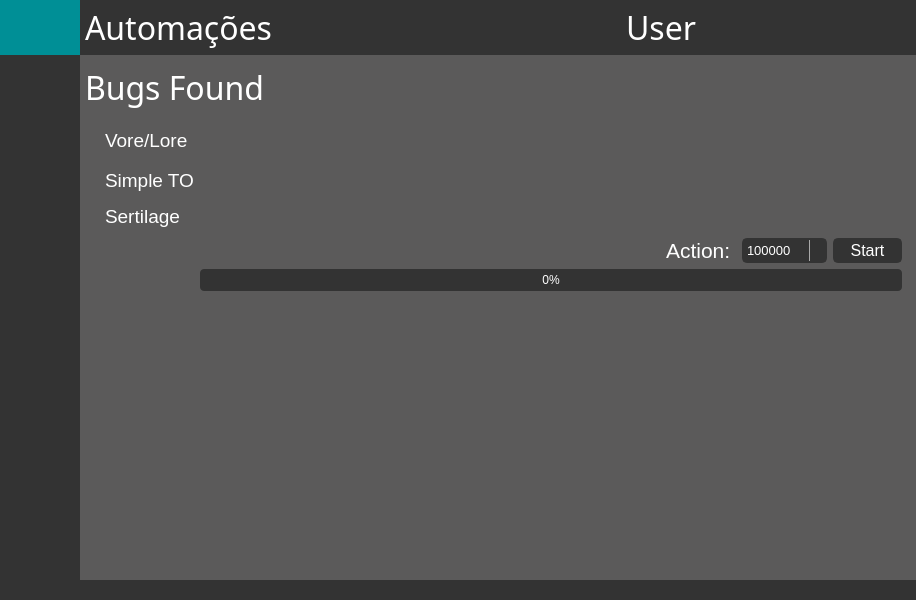
The window that ui_main.ui (lucasspeixoto/dentalar_bots) describes before a commit, drawn with Qt 5.
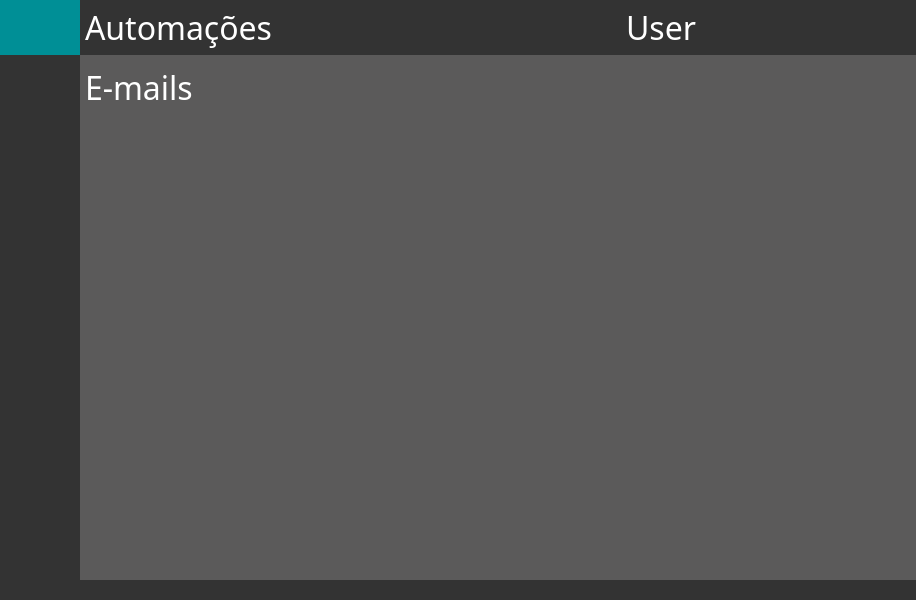
The same window after the commit. The open tabs and pages were chosen to show the change. Icons and pictures are not drawn.

The edit to the form file:
```diff
--- a/ui_main.ui
+++ b/ui_main.ui
@@ -2114,382 +2114,10 @@
                     <string notr="true">color:rgb(255,255,255);</string>
                    </property>
                    <property name="text">
-                    <string>&lt;html&gt;&lt;head/&gt;&lt;body&gt;&lt;p&gt;&lt;span style=&quot; color:#ffffff;&quot;&gt;Bugs Found&lt;/span&gt;&lt;/p&gt;&lt;/body&gt;&lt;/html&gt;</string>
+                    <string>&lt;html&gt;&lt;head/&gt;&lt;body&gt;&lt;p&gt;&lt;span style=&quot; color:#ffffff;&quot;&gt;E-mails&lt;/span&gt;&lt;/p&gt;&lt;/body&gt;&lt;/html&gt;</string>
                    </property>
                   </widget>
                  </item>
-                 <item>
-                  <widget class="QFrame" name="frame_bug_main">
-                   <property name="minimumSize">
-                    <size>
-                     <width>0</width>
-                     <height>200</height>
-                    </size>
-                   </property>
-                   <property name="maximumSize">
-                    <size>
-                     <width>16777215</width>
-                     <height>200</height>
-                    </size>
-                   </property>
-                   <property name="frameShape">
-                    <enum>QFrame::NoFrame</enum>
-                   </property>
-                   <property name="frameShadow">
-                    <enum>QFrame::Plain</enum>
-                   </property>
-                   <layout class="QGridLayout" name="gridLayout">
-                    <item row="5" column="7">
-                     <spacer name="horizontalSpacer">
-                      <property name="orientation">
-                       <enum>Qt::Horizontal</enum>
-                      </property>
-                      <property name="sizeHint" stdset="0">
-                       <size>
-                        <width>421</width>
-                        <height>20</height>
-                       </size>
-                      </property>
-                     </spacer>
-                    </item>
-                    <item row="0" column="0">
-                     <widget class="QLabel" name="lab_bullet">
-                      <property name="maximumSize">
-                       <size>
-                        <width>5</width>
-                        <height>16777215</height>
-                       </size>
-                      </property>
-                      <property name="text">
-                       <string/>
-                      </property>
-                      <property name="pixmap">
-                       <pixmap>icons/1x/bulletAsset 54.png</pixmap>
-                      </property>
-                      <property name="alignment">
-                       <set>Qt::AlignCenter</set>
-                      </property>
-                     </widget>
-                    </item>
-                    <item row="2" column="0">
-                     <widget class="QLabel" name="lab_bullet3">
-                      <property name="maximumSize">
-                       <size>
-                        <width>5</width>
-                        <height>16777215</height>
-                       </size>
-                      </property>
-                      <property name="text">
-                       <string/>
-                      </property>
-                      <property name="pixmap">
-                       <pixmap>icons/1x/bulletAsset 54.png</pixmap>
-                      </property>
-                     </widget>
-                    </item>
-                    <item row="1" column="1">
-                     <widget class="QLabel" name="lab_bug2">
-                      <property name="font">
-                       <font>
-                        <family>Segoe UI</family>
-                        <pointsize>14</pointsize>
-                       </font>
-                      </property>
-                      <property name="styleSheet">
-                       <string notr="true">color:rgb(255,255,255);</string>
-                      </property>
-                      <property name="text">
-                       <string>&lt;html&gt;&lt;head/&gt;&lt;body&gt;&lt;p&gt;&lt;span style=&quot; color:#ffffff;&quot;&gt;Simple TO&lt;/span&gt;&lt;/p&gt;&lt;/body&gt;&lt;/html&gt;</string>
-                      </property>
-                     </widget>
-                    </item>
-                    <item row="2" column="1">
-                     <widget class="QLabel" name="lab_bug3">
-                      <property name="font">
-                       <font>
-                        <family>Segoe UI</family>
-                        <pointsize>14</pointsize>
-                       </font>
-                      </property>
-                      <property name="text">
-                       <string>&lt;html&gt;&lt;head/&gt;&lt;body&gt;&lt;p&gt;&lt;span style=&quot; color:#ffffff;&quot;&gt;Sertilage&lt;/span&gt;&lt;/p&gt;&lt;/body&gt;&lt;/html&gt;</string>
-                      </property>
-                     </widget>
-                    </item>
-                    <item row="3" column="8">
-                     <widget class="QComboBox" name="comboBox_bug">
-                      <property name="maximumSize">
-                       <size>
-                        <width>16777215</width>
-                        <height>25</height>
-                       </size>
-                      </property>
-                      <property name="font">
-                       <font>
-                        <family>Segoe UI</family>
-                        <pointsize>10</pointsize>
-                       </font>
-                      </property>
-                      <property name="styleSheet">
-                       <string notr="true">QComboBox {
-	border: 2px solid rgb(51,51,51);
-	border-radius: 5px;	
-	color:rgb(255,255,255);
-	background-color: rgb(51,51,51);
-}
-
-QComboBox:hover {
-	border: 2px solid rgb(0,143,170);
-	border-radius: 5px;	
-	color:rgb(255,255,255);
-	background-color: rgb(0,143,170);
-}
-
-QComboBox:!editable, QComboBox::drop-down:editable {
-	background: rgb(51,51,51);
-}
-
-QComboBox:!editable:on, QComboBox::drop-down:editable:on {
-    background:rgb(51,51,51);
-}
-
-QComboBox:on { /* shift the text when the popup opens */
-    padding-top: 3px;
-    padding-left: 4px;
-}
-
-QComboBox::drop-down {
-    subcontrol-origin: padding;
-    subcontrol-position: top right;
-    width: 15px;
-
-    border-left-width: 1px;
-    border-left-color: darkgray;
-    border-left-style: solid; /* just a single line */
-    border-top-right-radius: 5px; /* same radius as the QComboBox */
-    border-bottom-right-radius: 5px;
-}
-
-QComboBox::down-arrow {
-    image: url(icons/1x/arrow.png);
-}
-
-QComboBox::down-arrow:on { /* shift the arrow when popup is open */
-    top: 1px;
-    left: 1px;
-}
-
-QComboBox::drop-down {
-    background:rgb(51,51,51);
-}
-
-</string>
-                      </property>
-                      <property name="sizeAdjustPolicy">
-                       <enum>QComboBox::AdjustToContents</enum>
-                      </property>
-                      <property name="frame">
-                       <bool>false</bool>
-                      </property>
-                      <property name="modelColumn">
-                       <number>0</number>
-                      </property>
-                      <item>
-                       <property name="text">
-                        <string>100000</string>
-                       </property>
-                      </item>
-                      <item>
-                       <property name="text">
-                        <string>1000000</string>
-                       </property>
-                      </item>
-                      <item>
-                       <property name="text">
-                        <string>10000000</string>
-                       </property>
-                      </item>
-                      <item>
-                       <property name="text">
-                        <string>100000000</string>
-                       </property>
-                      </item>
-                     </widget>
-                    </item>
-                    <item row="0" column="1">
-                     <widget class="QLabel" name="lab_bug1">
-                      <property name="minimumSize">
-                       <size>
-                        <width>0</width>
-                        <height>0</height>
-                       </size>
-                      </property>
-                      <property name="maximumSize">
-                       <size>
-                        <width>16777215</width>
-                        <height>16777215</height>
-                       </size>
-                      </property>
-                      <property name="font">
-                       <font>
-                        <family>Segoe UI</family>
-                        <pointsize>14</pointsize>
-                       </font>
-                      </property>
-                      <property name="styleSheet">
-                       <string notr="true">color:rgb(255,255,255);</string>
-                      </property>
-                      <property name="text">
-                       <string>&lt;html&gt;&lt;head/&gt;&lt;body&gt;&lt;p&gt;&lt;span style=&quot; color:#ffffff;&quot;&gt;Vore/Lore&lt;/span&gt;&lt;/p&gt;&lt;/body&gt;&lt;/html&gt;</string>
-                      </property>
-                      <property name="alignment">
-                       <set>Qt::AlignLeading|Qt::AlignLeft|Qt::AlignTop</set>
-                      </property>
-                     </widget>
-                    </item>
-                    <item row="1" column="0">
-                     <widget class="QLabel" name="lab_bullet2">
-                      <property name="maximumSize">
-                       <size>
-                        <width>5</width>
-                        <height>16777215</height>
-                       </size>
-                      </property>
-                      <property name="text">
-                       <string/>
-                      </property>
-                      <property name="pixmap">
-                       <pixmap>icons/1x/bulletAsset 54.png</pixmap>
-                      </property>
-                     </widget>
-                    </item>
-                    <item row="3" column="9">
-                     <widget class="QPushButton" name="bn_bug_start">
-                      <property name="minimumSize">
-                       <size>
-                        <width>69</width>
-                        <height>25</height>
-                       </size>
-                      </property>
-                      <property name="maximumSize">
-                       <size>
-                        <width>69</width>
-                        <height>25</height>
-                       </size>
-                      </property>
-                      <property name="font">
-                       <font>
-                        <family>Segoe UI</family>
-                        <pointsize>12</pointsize>
-                       </font>
-                      </property>
-                      <property name="styleSheet">
-                       <string notr="true">QPushButton {
-	border: 2px solid rgb(51,51,51);
-	border-radius: 5px;	
-	color:rgb(255,255,255);
-	background-color: rgb(51,51,51);
-}
-QPushButton:hover {
-	border: 2px solid rgb(0,143,150);
-	background-color: rgb(0,143,150);
-}
-QPushButton:pressed {	
-	border: 2px solid rgb(0,143,150);
-	background-color: rgb(51,51,51);
-}
-
-QPushButton:disabled {	
-	border-radius: 5px;	
-	border: 2px solid rgb(112,112,112);
-	background-color: rgb(112,112,112);
-}</string>
-                      </property>
-                      <property name="text">
-                       <string>Start</string>
-                      </property>
-                      <property name="checkable">
-                       <bool>false</bool>
-                      </property>
-                      <property name="flat">
-                       <bool>true</bool>
-                      </property>
-                     </widget>
-                    </item>
-                    <item row="4" column="7" colspan="3">
-                     <widget class="QProgressBar" name="progressBar_bug">
-                      <property name="enabled">
-                       <bool>true</bool>
-                      </property>
-                      <property name="styleSheet">
-                       <string notr="true">QProgressBar
-{
-	color:rgb(255,255,255);
-	background-color :rgb(51,51,51);
-	border : 2px;
-	border-radius:4px;
-}
-
-QProgressBar::chunk{
-	border : 2px;
-	border-radius:4px;
-	background-color:rgb(0,143,170);
-}</string>
-                      </property>
-                      <property name="value">
-                       <number>0</number>
-                      </property>
-                      <property name="alignment">
-                       <set>Qt::AlignCenter</set>
-                      </property>
-                      <property name="textVisible">
-                       <bool>true</bool>
-                      </property>
-                      <property name="orientation">
-                       <enum>Qt::Horizontal</enum>
-                      </property>
-                      <property name="invertedAppearance">
-                       <bool>false</bool>
-                      </property>
-                      <property name="textDirection">
-                       <enum>QProgressBar::TopToBottom</enum>
-                      </property>
-                     </widget>
-                    </item>
-                    <item row="3" column="7">
-                     <widget class="QLabel" name="lab_bug_action">
-                      <property name="minimumSize">
-                       <size>
-                        <width>0</width>
-                        <height>20</height>
-                       </size>
-                      </property>
-                      <property name="maximumSize">
-                       <size>
-                        <width>16777215</width>
-                        <height>30</height>
-                       </size>
-                      </property>
-                      <property name="font">
-                       <font>
-                        <family>Segoe UI</family>
-                        <pointsize>16</pointsize>
-                       </font>
-                      </property>
-                      <property name="styleSheet">
-                       <string notr="true">color:rgb(255,255,255);</string>
-                      </property>
-                      <property name="text">
-                       <string>&lt;html&gt;&lt;head/&gt;&lt;body&gt;&lt;p&gt;&lt;span style=&quot; color:#ffffff;&quot;&gt;Action: &lt;/span&gt;&lt;/p&gt;&lt;/body&gt;&lt;/html&gt;</string>
-                      </property>
-                      <property name="alignment">
-                       <set>Qt::AlignRight|Qt::AlignTrailing|Qt::AlignVCenter</set>
-                      </property>
-                     </widget>
-                    </item>
-                   </layout>
-                  </widget>
-                 </item>
                  <item>
                   <spacer name="verticalSpacer">
                    <property name="orientation">
```
Left out of the diff: 687 changed lines with no effect on the pictures.
